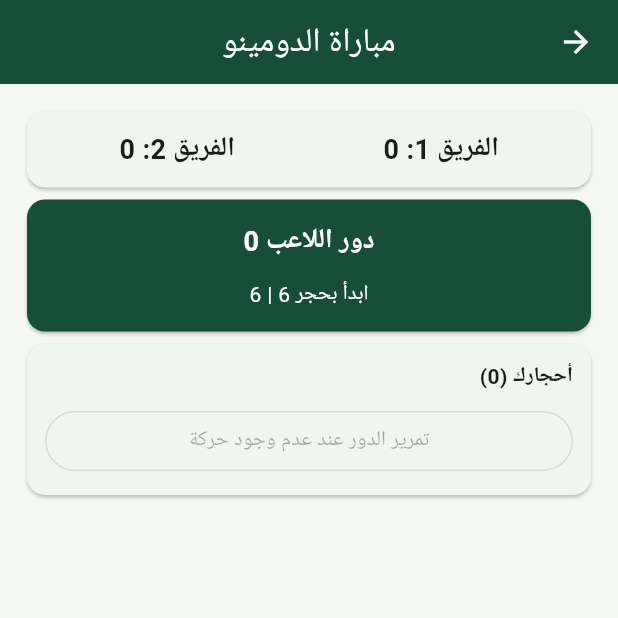
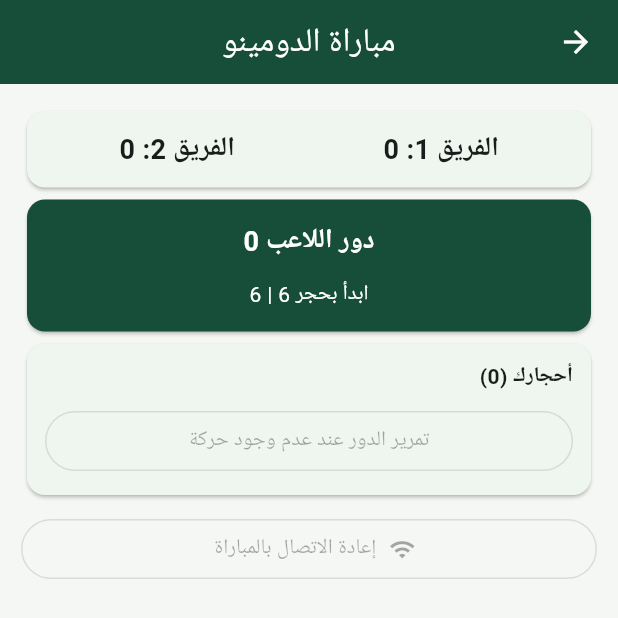
Before and after one commit to augu7k/domino-lan, a Flutter app: the DominoGameScreen screen opened directly with empty values, on a phone screen of 412 x 824 dp, the top half of it. Run offline on Flutter 3.47's test engine with Material 3 defaults, Android fonts, the phone set to English and light mode, and no system bars; Roboto replaces fonts that are missing (Arial); statements that could not run were skipped.

Commit message:
feat: add player session recovery after disconnect

```diff
--- a/lib/screens/game_screen.dart
+++ b/lib/screens/game_screen.dart
@@ -36,6 +36,7 @@ class _DominoGameScreenState extends State<DominoGameScreen> {
       widget.client!.onGameState = (snapshot) { if (mounted) setState(() { state = snapshot; selected = null; }); };
       widget.client!.onHand = (tiles) { if (mounted) setState(() => hand = List.of(tiles)); };
       widget.client!.onError = (message) { if (mounted) setState(() => error = message); };
+      widget.client!.onConnectionStatus = (message) { if (mounted) setState(() => error = message); };
     }
   }
 
@@ -46,6 +47,7 @@ class _DominoGameScreenState extends State<DominoGameScreen> {
       widget.client!.onGameState = null;
       widget.client!.onHand = null;
       widget.client!.onError = null;
+      widget.client!.onConnectionStatus = null;
     }
     super.dispose();
   }
@@ -157,6 +159,14 @@ class _DominoGameScreenState extends State<DominoGameScreen> {
               OutlinedButton(onPressed: myTurn && !hasMove ? pass : null, child: const Text('تمرير الدور عند عدم وجود حركة')),
             ]),
           )),
+          if (widget.client != null) ...[
+            const SizedBox(height: 8),
+            OutlinedButton.icon(
+              onPressed: widget.client!.isConnected ? null : () => widget.client!.reconnect(),
+              icon: const Icon(Icons.wifi),
+              label: const Text('إعادة الاتصال بالمباراة'),
+            ),
+          ],
           if (error != null) Text(error!, style: const TextStyle(color: Colors.red)),
           if (finished && result != null)
             Card(child: Padding(
```
